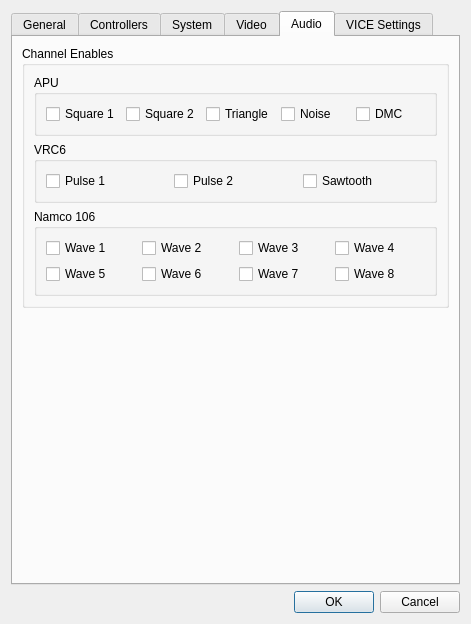
First picture: the form in common/emulatorprefsdialog.ui, repository christopherpow/nesicide, before the edit.
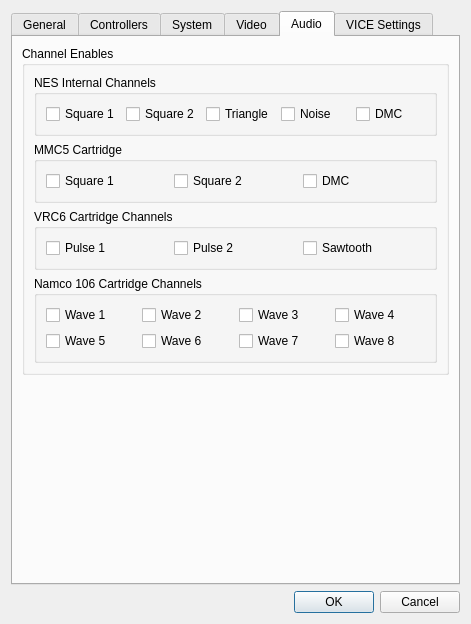
Second picture: the form after the edit. The open tabs and pages were chosen to show the change. Icons and pictures are not drawn. Custom widgets are drawn as their Qt base class.

```diff
--- a/common/emulatorprefsdialog.ui
+++ b/common/emulatorprefsdialog.ui
@@ -1026,7 +1026,7 @@
           <item row="0" column="0">
            <widget class="QGroupBox" name="groupBox_2">
             <property name="title">
-             <string>APU</string>
+             <string>NES Internal Channels</string>
             </property>
             <layout class="QGridLayout" name="gridLayout_4">
              <item row="0" column="0">
@@ -1067,10 +1067,10 @@
             </layout>
            </widget>
           </item>
-          <item row="1" column="0">
+          <item row="2" column="0">
            <widget class="QGroupBox" name="groupBox_10">
             <property name="title">
-             <string>VRC6</string>
+             <string>VRC6 Cartridge Channels</string>
             </property>
             <layout class="QGridLayout" name="gridLayout_5">
              <item row="0" column="0">
@@ -1097,10 +1097,10 @@
             </layout>
            </widget>
           </item>
-          <item row="2" column="0">
+          <item row="3" column="0">
            <widget class="QGroupBox" name="groupBox_12">
             <property name="title">
-             <string>Namco 106</string>
+             <string>Namco 106 Cartridge Channels</string>
             </property>
             <layout class="QGridLayout" name="gridLayout_16">
              <item row="0" column="0">
@@ -1162,6 +1162,36 @@
             </layout>
            </widget>
           </item>
+          <item row="1" column="0">
+           <widget class="QGroupBox" name="groupBox_8">
+            <property name="title">
+             <string>MMC5 Cartridge</string>
+            </property>
+            <layout class="QHBoxLayout" name="horizontalLayout_2">
+             <item>
+              <widget class="QCheckBox" name="square1MMC5">
+               <property name="text">
+                <string>Square 1</string>
+               </property>
+              </widget>
+             </item>
+             <item>
+              <widget class="QCheckBox" name="square2MMC5">
+               <property name="text">
+                <string>Square 2</string>
+               </property>
+              </widget>
+             </item>
+             <item>
+              <widget class="QCheckBox" name="dmcMMC5">
+               <property name="text">
+                <string>DMC</string>
+               </property>
+              </widget>
+             </item>
+            </layout>
+           </widget>
+          </item>
          </layout>
         </widget>
        </item>
```
Left out of the diff: 3 changed lines with no effect on the pictures.
